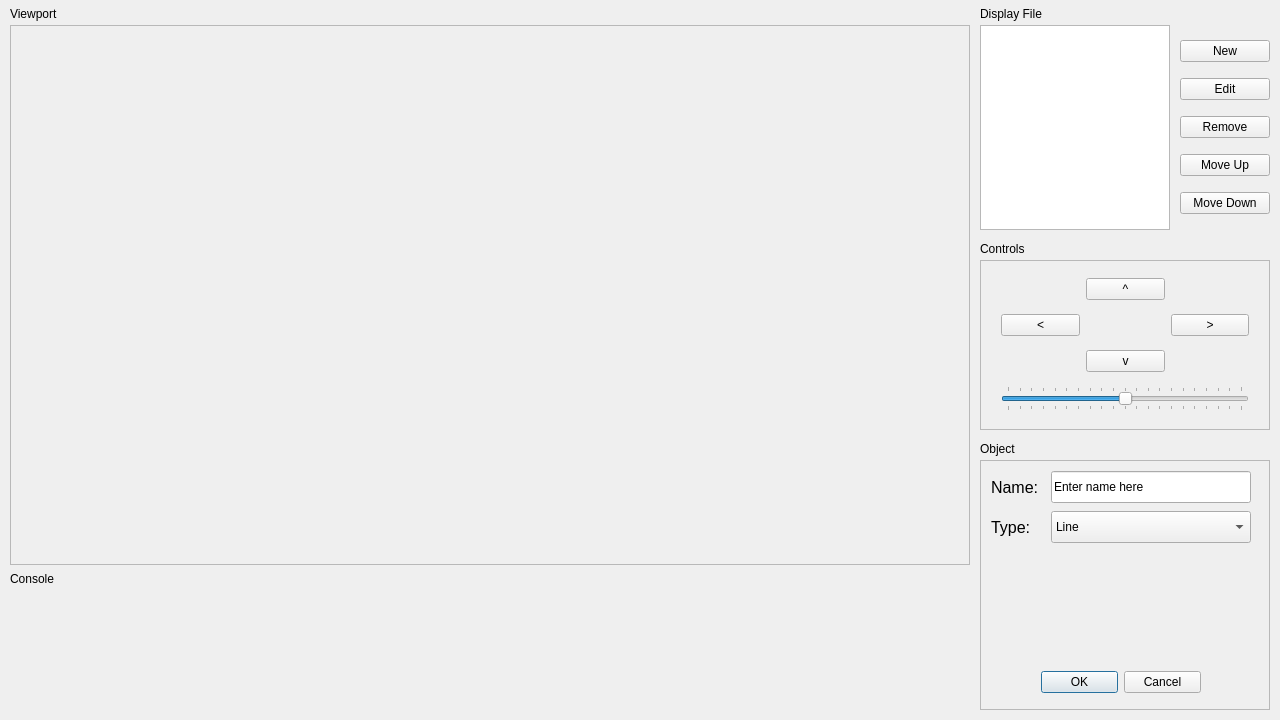
Before: the Qt Designer form data/g.ui in RamAddict/Interactive-Graphical-System, drawn with Qt 5.
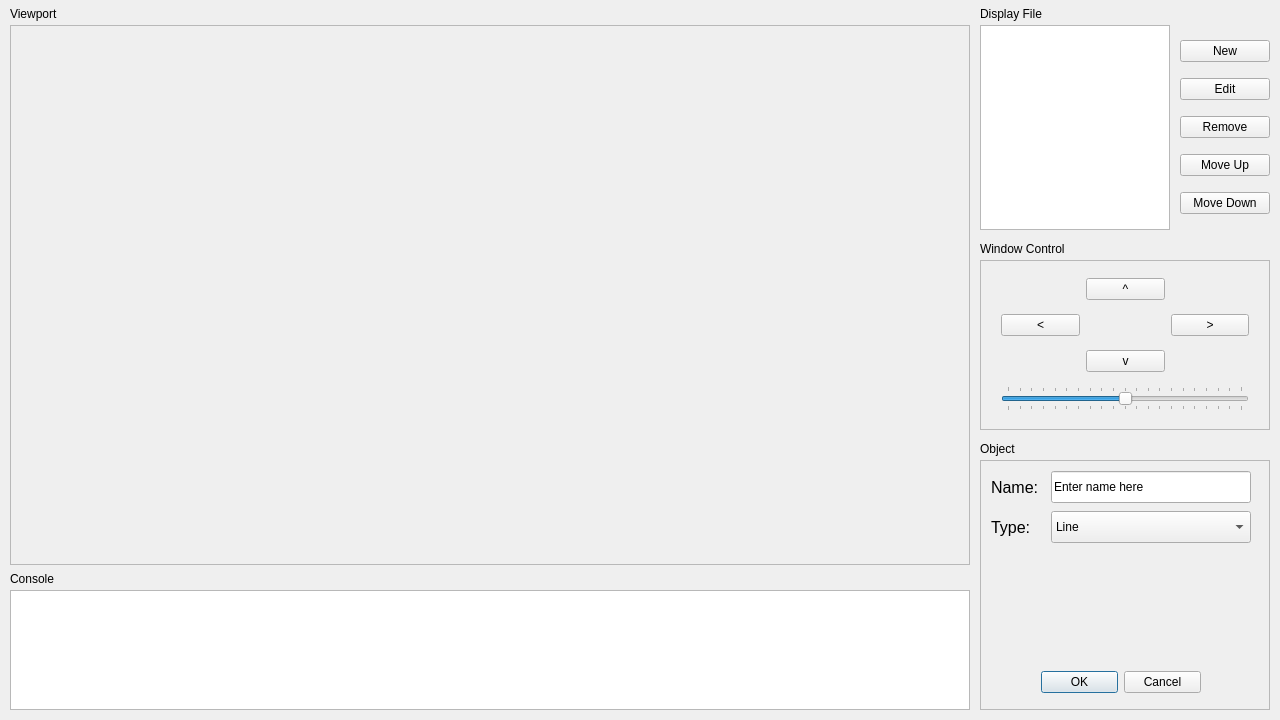
After: the same form once the commit is applied.

Commit message: Allow user to sort the Display File

Diff of the .ui file:
```diff
--- a/data/g.ui
+++ b/data/g.ui
@@ -135,12 +135,12 @@
      <rect>
       <x>980</x>
       <y>240</y>
-      <width>50</width>
+      <width>100</width>
       <height>18</height>
      </rect>
     </property>
     <property name="text">
-     <string>Controls</string>
+     <string>Window Control</string>
     </property>
    </widget>
    <widget class="QLabel" name="consoleLabel">
@@ -348,6 +348,16 @@
      </widget>
     </widget>
    </widget>
+   <widget class="QTextBrowser" name="console">
+    <property name="geometry">
+     <rect>
+      <x>10</x>
+      <y>590</y>
+      <width>960</width>
+      <height>120</height>
+     </rect>
+    </property>
+   </widget>
   </widget>
  </widget>
  <resources/>
```
Left out of the diff: 2 changed lines with no effect on the pictures. The commit also changes 2 other files.
